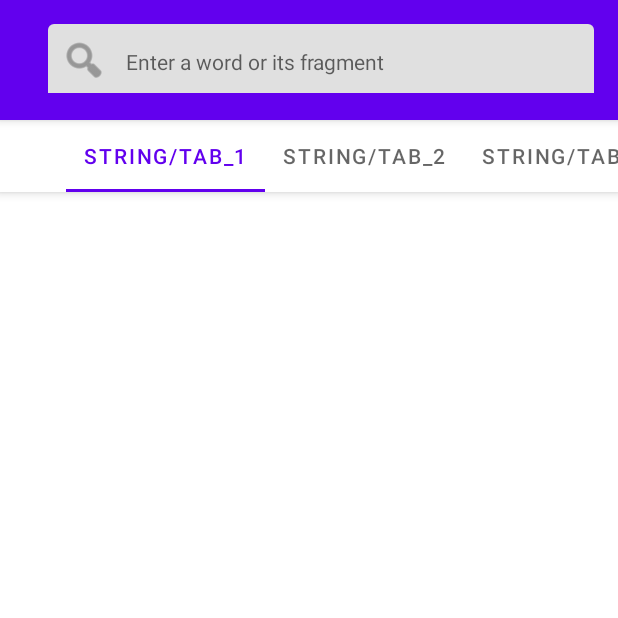
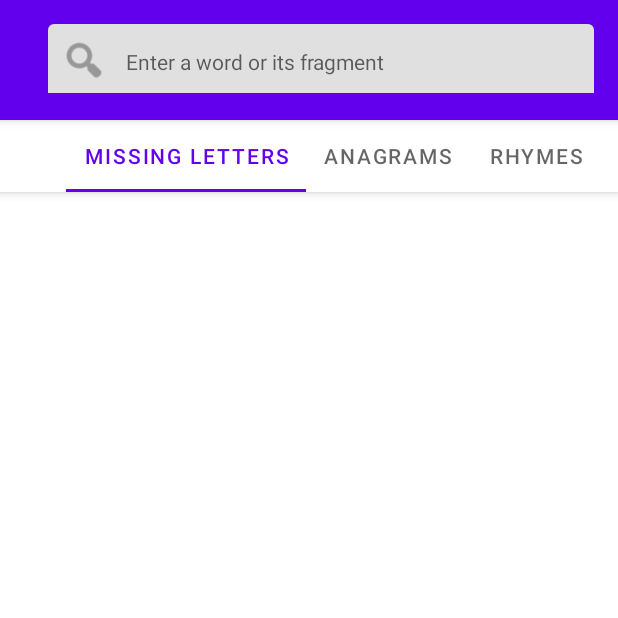
Before and after one commit to Frixuu/Crosswords, an Android app: the screen it shows after launch (MainActivity), on a phone screen of 412 x 824 dp, the top half of it. Run offline under Robolectric (Android 15) with nearby library versions, the phone set to English and light mode, and no system bars; 2 statements that could not run were skipped.

Commit message:
Name tabs

```diff
--- a/app/src/main/res/layout/activity_main.xml
+++ b/app/src/main/res/layout/activity_main.xml
@@ -70,31 +70,19 @@
             <com.google.android.material.tabs.TabItem
                 android:layout_width="wrap_content"
                 android:layout_height="wrap_content"
-                android:text="string/tab_1"
+                android:text="@string/tab_missing_letters"
                 />
 
             <com.google.android.material.tabs.TabItem
                 android:layout_width="wrap_content"
                 android:layout_height="wrap_content"
-                android:text="string/tab_2"
+                android:text="@string/tab_anagrams"
                 />
 
             <com.google.android.material.tabs.TabItem
                 android:layout_width="wrap_content"
                 android:layout_height="wrap_content"
-                android:text="string/tab_3"
-                />
-
-            <com.google.android.material.tabs.TabItem
-                android:layout_width="wrap_content"
-                android:layout_height="wrap_content"
-                android:text="string/tab_4"
-                />
-
-            <com.google.android.material.tabs.TabItem
-                android:layout_width="wrap_content"
-                android:layout_height="wrap_content"
-                android:text="string/tab_5"
+                android:text="@string/tab_rhymes"
                 />
 
         </com.google.android.material.tabs.TabLayout>
--- a/app/src/main/res/values/strings.xml
+++ b/app/src/main/res/values/strings.xml
@@ -3,4 +3,7 @@
     <string name="input_box">Enter a word or its fragment</string>
     <string name="input_query">Search</string>
     <string name="search_showing_only">Showing only %d first results</string>
+    <string name="tab_missing_letters">Missing letters</string>
+    <string name="tab_rhymes">Rhymes</string>
+    <string name="tab_anagrams">Anagrams</string>
 </resources>
```
Also changed, not shown: 1 other file.
